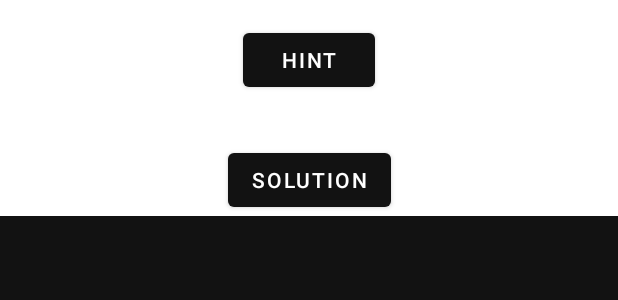
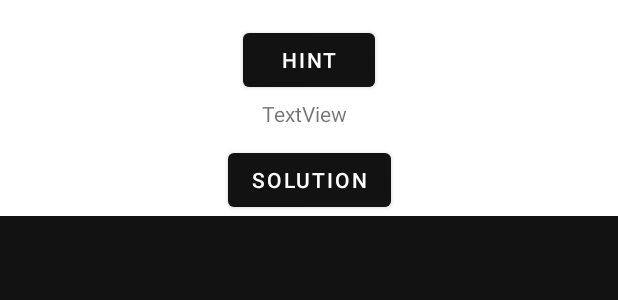
Before and after one commit to etr0n/Math-Riddle-Game, an Android app: the layout fragment_level_dialog.xml on its own in the app's theme, with its tools: preview values and no code run, on a phone screen of 412 x 824 dp. Shown: the top 300 px of the screen. Run offline under Robolectric (Android 15) with nearby library versions, the phone set to English and light mode, and no system bars.

Commit message:
Updated LevelDialogFragment and LevelFragment

```diff
--- a/app/src/main/res/layout/fragment_level_dialog.xml
+++ b/app/src/main/res/layout/fragment_level_dialog.xml
@@ -31,4 +31,18 @@
         app:layout_constraintStart_toStartOf="parent"
         app:layout_constraintTop_toBottomOf="@+id/button_hint_ad" />
 
+    <TextView
+        android:id="@+id/textView_sol_hint"
+        android:layout_width="wrap_content"
+        android:layout_height="wrap_content"
+        android:layout_marginStart="173dp"
+        android:layout_marginTop="2dp"
+        android:layout_marginEnd="180dp"
+        android:layout_marginBottom="11dp"
+        android:text="TextView"
+        app:layout_constraintBottom_toTopOf="@+id/button_solution_ad"
+        app:layout_constraintEnd_toEndOf="parent"
+        app:layout_constraintStart_toStartOf="parent"
+        app:layout_constraintTop_toBottomOf="@+id/button_hint_ad" />
+
 </androidx.constraintlayout.widget.ConstraintLayout>
```
Also changed, not shown: app/src/main/java/com/example/mathriddles/LevelDialogFragment.kt (+29 -15 lines), app/src/main/java/com/example/mathriddles/LevelFragment.kt (+106 -4 lines), app/src/main/java/com/example/mathriddles/MainActivity.kt (+7 -1 lines).
